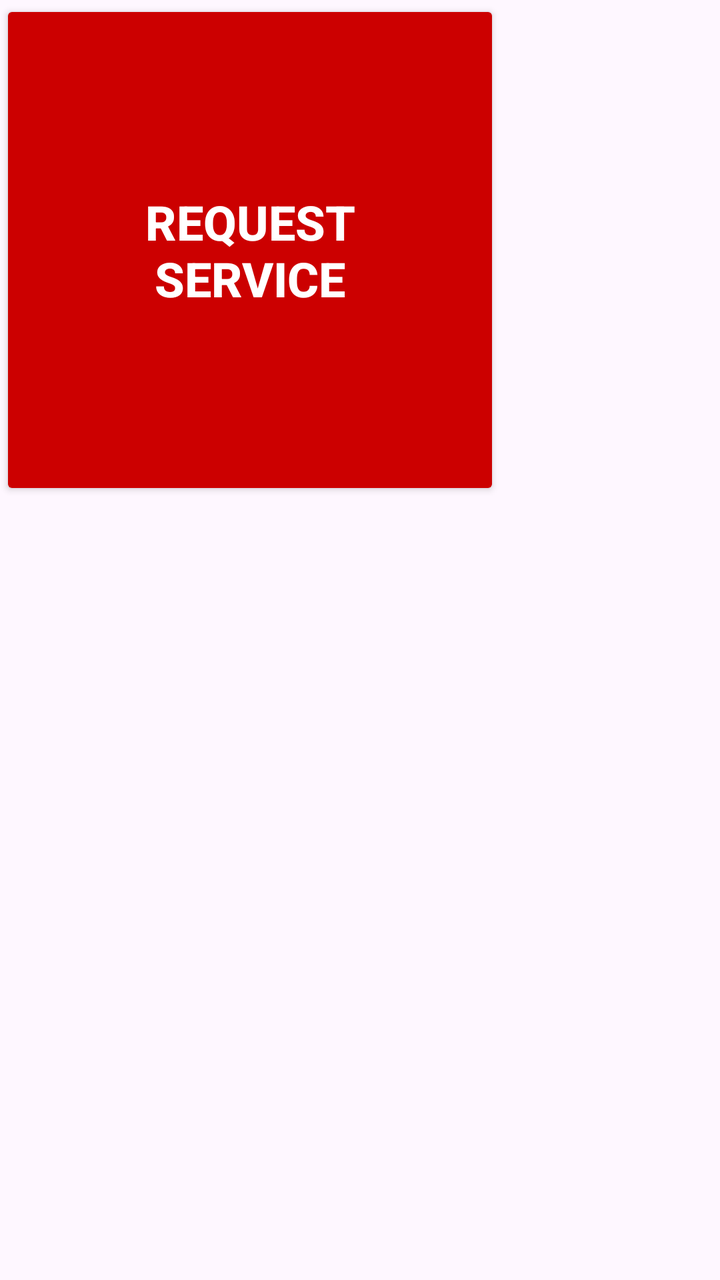
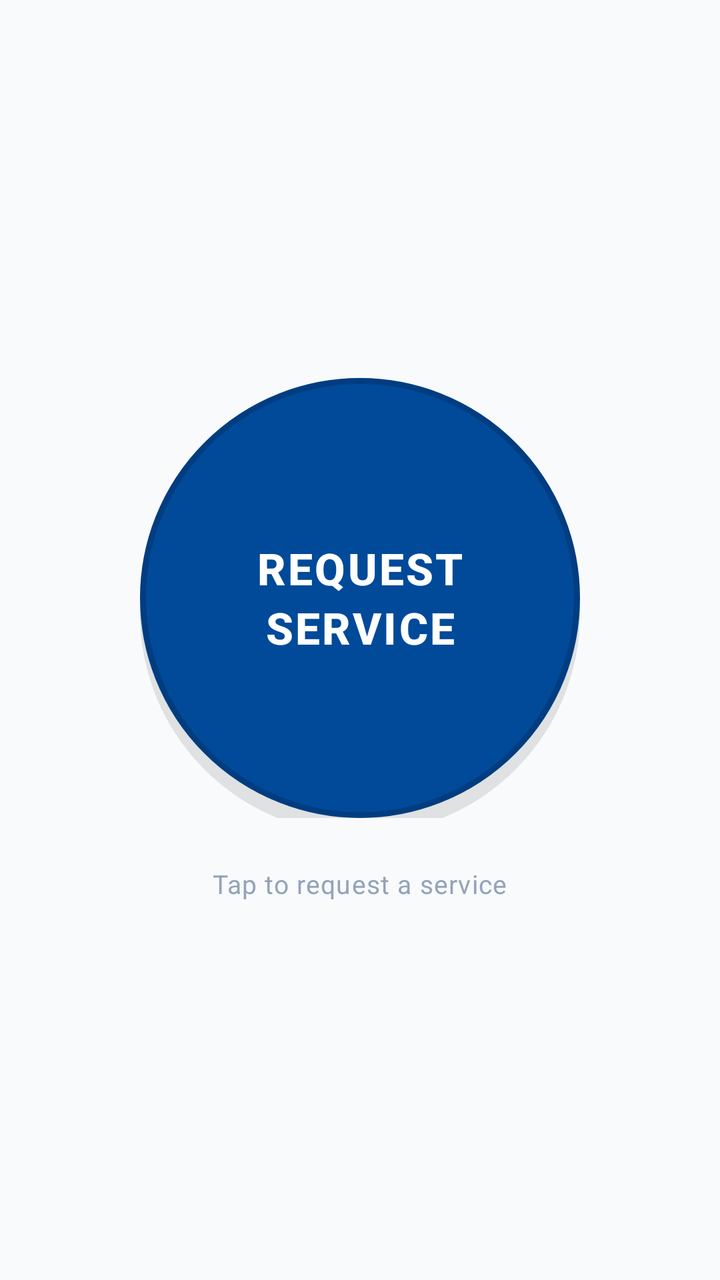

An Android layout rendered at two revisions. The XML below is the earlier revision; the diff shows what the commit changed to produce the second picture.
<!-- AndroidManifest.xml: application theme Theme.Newtacks -->
<!-- res/layout/fragment_client_home.xml -->
<?xml version="1.0" encoding="utf-8"?>
<FrameLayout
    xmlns:android="http://schemas.android.com/apk/res/android"
    android:layout_width="match_parent"
    android:layout_height="match_parent"
    android:gravity="center">

    <Button
        android:id="@+id/btnCreateJob"
        android:layout_width="250dp"
        android:layout_height="250dp"
        android:text="REQUEST\nSERVICE"
        android:textSize="24sp"
        android:textStyle="bold"
        android:backgroundTint="@android:color/holo_red_dark"
        android:textColor="@android:color/white"/>

</FrameLayout>
<!-- resources referenced by this layout -->
<resources>
  <style name="Theme.Newtacks" parent="Base.Theme.Newtacks" />
  <style name="Base.Theme.Newtacks" parent="Theme.Material3.DayNight.NoActionBar">
          
          
      </style>
</resources>

<!-- the commit's change to res/layout/fragment_client_home.xml (unified diff, before → after) -->
@@ -3,16 +3,52 @@
     xmlns:android="http://schemas.android.com/apk/res/android"
     android:layout_width="match_parent"
     android:layout_height="match_parent"
-    android:gravity="center">
+    android:background="#F8FAFC">
 
-    <Button
-        android:id="@+id/btnCreateJob"
-        android:layout_width="250dp"
-        android:layout_height="250dp"
-        android:text="REQUEST\nSERVICE"
-        android:textSize="24sp"
-        android:textStyle="bold"
-        android:backgroundTint="@android:color/holo_red_dark"
-        android:textColor="@android:color/white"/>
+    <LinearLayout
+        android:layout_width="wrap_content"
+        android:layout_height="wrap_content"
+        android:layout_gravity="center"
+        android:orientation="vertical"
+        android:gravity="center">
+
+        
+        <FrameLayout
+            android:layout_width="220dp"
+            android:layout_height="220dp">
+
+            
+            <View
+                android:layout_width="220dp"
+                android:layout_height="220dp"
+                android:layout_marginTop="8dp"
+                android:background="@drawable/bg_button_shadow" />
+
+            
+            <Button
+                android:id="@+id/btnCreateJob"
+                android:layout_width="220dp"
+                android:layout_height="220dp"
+                android:text="REQUEST&#10;SERVICE"
+                android:textSize="22sp"
+                android:textStyle="bold"
+                android:textColor="#FFFFFF"
+                android:letterSpacing="0.05"
+                android:lineSpacingExtra="4dp"
+                android:background="@drawable/bg_button_push"
+                android:stateListAnimator="@null" />
+
+        </FrameLayout>
+
+        <TextView
+            android:layout_width="wrap_content"
+            android:layout_height="wrap_content"
+            android:text="Tap to request a service"
+            android:textColor="#94A3B8"
+            android:textSize="13sp"
+            android:layout_marginTop="24dp"
+            android:letterSpacing="0.03" />
+
+    </LinearLayout>
 
 </FrameLayout>
<!-- resource entries referenced after the edit -->
@@ -1,5 +1,36 @@
 <!-- resources referenced by this layout -->
 <resources>
+  <!-- drawable bg_button_push (drawable) -->
+  <?xml version="1.0" encoding="utf-8"?>
+  <selector xmlns:android="http://schemas.android.com/apk/res/android">
+  
+      
+      <item android:state_pressed="true">
+          <shape android:shape="oval">
+              <solid android:color="#003D80" />
+              <stroke
+                  android:width="3dp"
+                  android:color="#002D60" />
+          </shape>
+      </item>
+  
+      
+      <item>
+          <shape android:shape="oval">
+              <solid android:color="#004A99" />
+              <stroke
+                  android:width="3dp"
+                  android:color="#003D80" />
+          </shape>
+      </item>
+  
+  </selector>
+  <!-- drawable bg_button_shadow (drawable) -->
+  <?xml version="1.0" encoding="utf-8"?>
+  <shape xmlns:android="http://schemas.android.com/apk/res/android"
+      android:shape="oval">
+      <solid android:color="#1A000000" />
+  </shape>
   <style name="Theme.Newtacks" parent="Base.Theme.Newtacks" />
   <style name="Base.Theme.Newtacks" parent="Theme.Material3.DayNight.NoActionBar">
           
